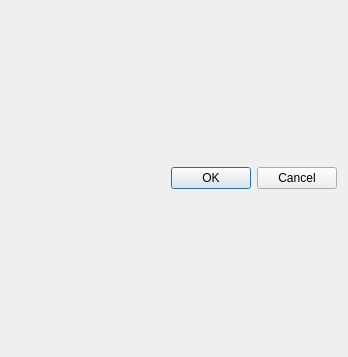
Above: ui/src/positiontool.ui from mcallegari/qlcplus before the change. Below: the same form after it.
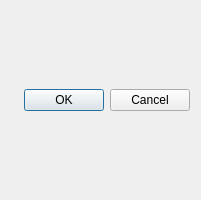
That is the form after the change.

Commit message: PositionTool: different icon, smaller size

```diff
--- a/ui/src/positiontool.ui
+++ b/ui/src/positiontool.ui
@@ -6,8 +6,8 @@
    <rect>
     <x>0</x>
     <y>0</y>
-    <width>348</width>
-    <height>357</height>
+    <width>201</width>
+    <height>200</height>
    </rect>
   </property>
   <property name="windowTitle">
```
The commit also changes 1 other file.
